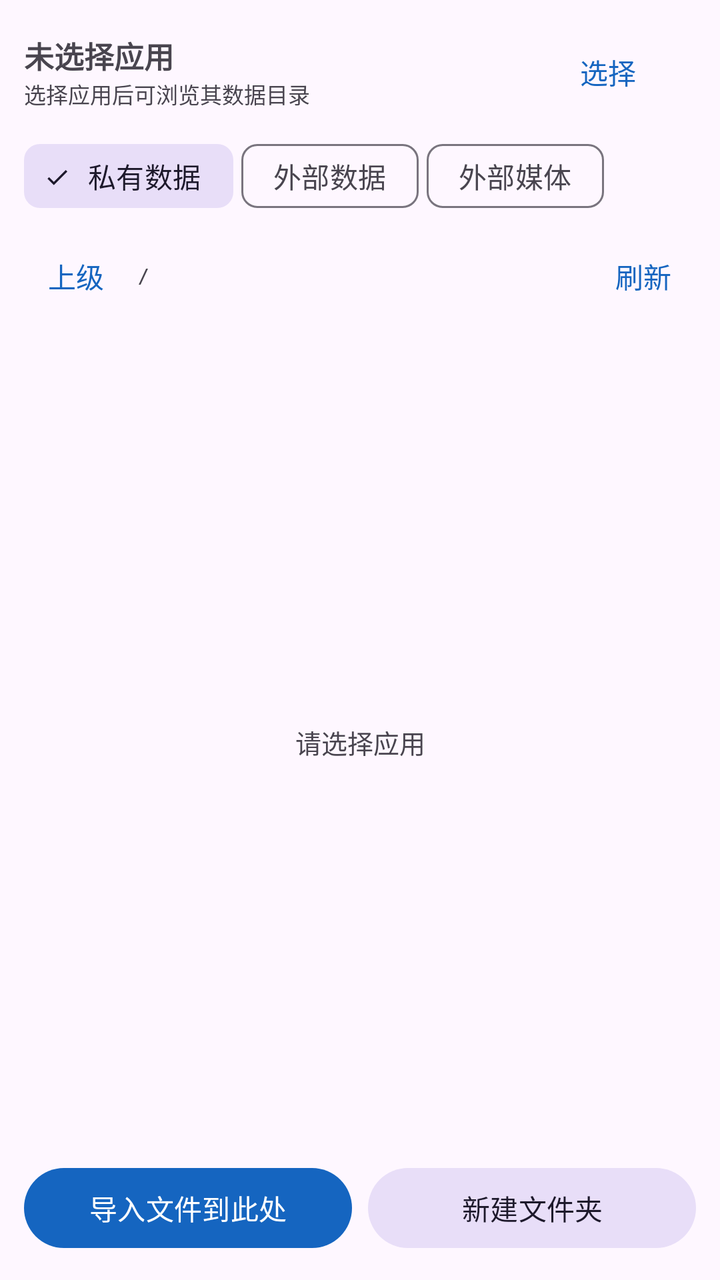
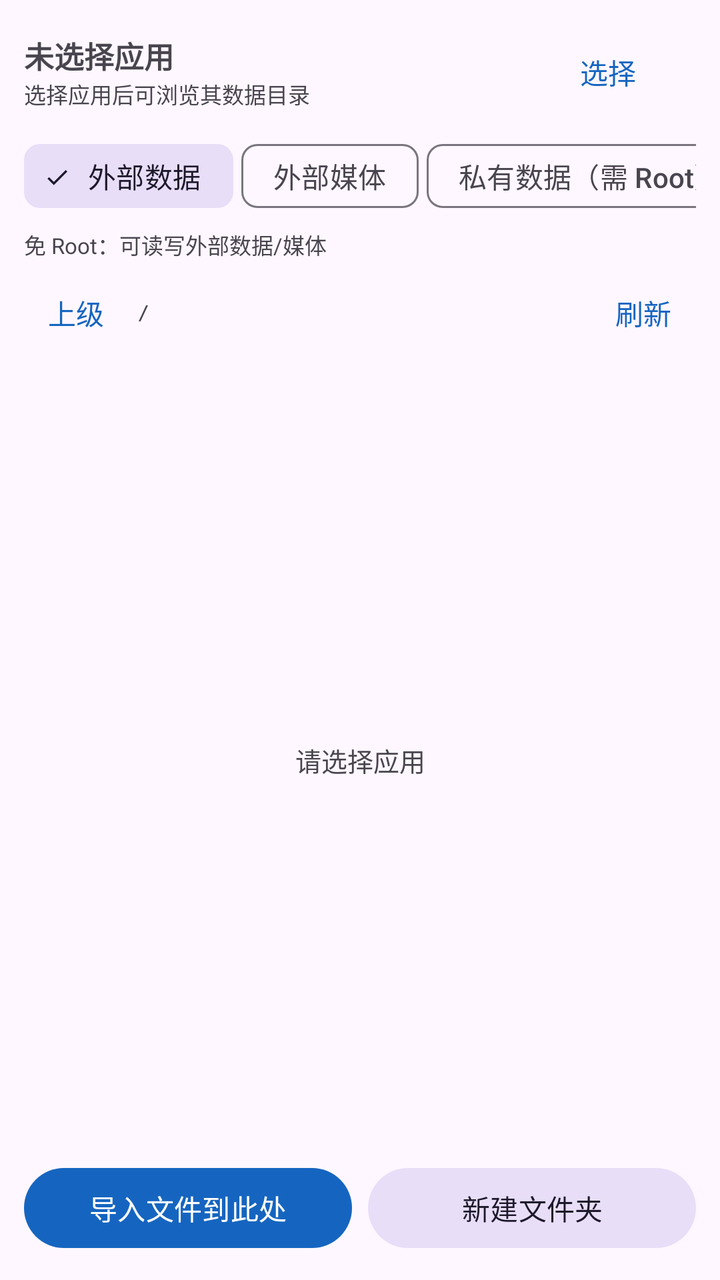

Two renders of the same Android screen: before a commit and after it. Below are the layout's source before the change and the commit's diff.
<!-- AndroidManifest.xml: application theme Theme.AppFileMonitor -->
<!-- res/layout/fragment_files.xml -->
<?xml version="1.0" encoding="utf-8"?>
<LinearLayout xmlns:android="http://schemas.android.com/apk/res/android"
    xmlns:app="http://schemas.android.com/apk/res-auto"
    android:layout_width="match_parent"
    android:layout_height="match_parent"
    android:orientation="vertical"
    android:padding="12dp">

    <LinearLayout
        android:layout_width="match_parent"
        android:layout_height="wrap_content"
        android:gravity="center_vertical"
        android:orientation="horizontal">

        <LinearLayout
            android:layout_width="0dp"
            android:layout_height="wrap_content"
            android:layout_weight="1"
            android:orientation="vertical">

            <TextView
                android:id="@+id/tvApp"
                android:layout_width="match_parent"
                android:layout_height="wrap_content"
                android:text="未选择应用"
                android:textSize="15sp"
                android:textStyle="bold" />

            <TextView
                android:id="@+id/tvAppPkgFiles"
                android:layout_width="match_parent"
                android:layout_height="wrap_content"
                android:text="选择应用后可浏览其数据目录"
                android:textColor="?attr/colorOnSurfaceVariant"
                android:textSize="11sp" />
        </LinearLayout>

        <com.google.android.material.button.MaterialButton
            android:id="@+id/btnPick"
            style="@style/Widget.Material3.Button.TextButton"
            android:layout_width="wrap_content"
            android:layout_height="wrap_content"
            android:text="选择" />
    </LinearLayout>

    <HorizontalScrollView
        android:layout_width="match_parent"
        android:layout_height="wrap_content"
        android:layout_marginTop="4dp"
        android:scrollbars="none">

        <com.google.android.material.chip.ChipGroup
            android:id="@+id/rootChips"
            android:layout_width="wrap_content"
            android:layout_height="wrap_content"
            app:chipSpacingHorizontal="4dp"
            app:selectionRequired="true"
            app:singleSelection="true">

            <com.google.android.material.chip.Chip
                android:id="@+id/chipPrivate"
                style="@style/Widget.Material3.Chip.Filter"
                android:layout_width="wrap_content"
                android:layout_height="wrap_content"
                android:checked="true"
                android:text="私有数据" />

            <com.google.android.material.chip.Chip
                android:id="@+id/chipExtData"
                style="@style/Widget.Material3.Chip.Filter"
                android:layout_width="wrap_content"
                android:layout_height="wrap_content"
                android:text="外部数据" />

            <com.google.android.material.chip.Chip
                android:id="@+id/chipExtMedia"
                style="@style/Widget.Material3.Chip.Filter"
                android:layout_width="wrap_content"
                android:layout_height="wrap_content"
                android:text="外部媒体" />
        </com.google.android.material.chip.ChipGroup>
    </HorizontalScrollView>

    <LinearLayout
        android:layout_width="match_parent"
        android:layout_height="wrap_content"
        android:layout_marginTop="2dp"
        android:gravity="center_vertical"
        android:orientation="horizontal">

        <com.google.android.material.button.MaterialButton
            android:id="@+id/btnUp"
            style="@style/Widget.Material3.Button.TextButton"
            android:layout_width="wrap_content"
            android:layout_height="wrap_content"
            android:minWidth="0dp"
            android:text="上级" />

        <TextView
            android:id="@+id/tvPath"
            android:layout_width="0dp"
            android:layout_height="wrap_content"
            android:layout_marginStart="4dp"
            android:layout_weight="1"
            android:ellipsize="start"
            android:fontFamily="monospace"
            android:singleLine="true"
            android:text="/"
            android:textColor="?attr/colorOnSurfaceVariant"
            android:textSize="11sp" />

        <com.google.android.material.button.MaterialButton
            android:id="@+id/btnRefresh"
            style="@style/Widget.Material3.Button.TextButton"
            android:layout_width="wrap_content"
            android:layout_height="wrap_content"
            android:minWidth="0dp"
            android:text="刷新" />
    </LinearLayout>

    <FrameLayout
        android:layout_width="match_parent"
        android:layout_height="0dp"
        android:layout_weight="1">

        <androidx.recyclerview.widget.RecyclerView
            android:id="@+id/fileList"
            android:layout_width="match_parent"
            android:layout_height="match_parent" />

        <TextView
            android:id="@+id/tvFilesEmpty"
            android:layout_width="match_parent"
            android:layout_height="match_parent"
            android:gravity="center"
            android:padding="24dp"
            android:text="请选择应用"
            android:textColor="?attr/colorOnSurfaceVariant"
            android:textSize="13sp" />
    </FrameLayout>

    <LinearLayout
        android:layout_width="match_parent"
        android:layout_height="wrap_content"
        android:orientation="horizontal">

        <com.google.android.material.button.MaterialButton
            android:id="@+id/btnImport"
            android:layout_width="0dp"
            android:layout_height="wrap_content"
            android:layout_weight="1"
            android:text="导入文件到此处" />

        <com.google.android.material.button.MaterialButton
            android:id="@+id/btnMkdir"
            style="@style/Widget.Material3.Button.TonalButton"
            android:layout_width="0dp"
            android:layout_height="wrap_content"
            android:layout_marginStart="8dp"
            android:layout_weight="1"
            android:text="新建文件夹" />
    </LinearLayout>

</LinearLayout>
<!-- resources referenced by this layout -->
<resources>
  <style name="Theme.AppFileMonitor" parent="Theme.Material3.DayNight.NoActionBar">
          <item name="colorPrimary">@color/brand</item>
          <item name="colorOnPrimary">@color/white</item>
          <item name="colorPrimaryContainer">#D6E4FF</item>
          <item name="colorOnPrimaryContainer">#001B3F</item>
          <item name="android:statusBarColor">@color/brand_dark</item>
          <item name="android:windowLightStatusBar">false</item>
      </style>
  <color name="brand">#1565C0</color>
  <color name="white">#FFFFFF</color>
  <color name="brand_dark">#0D47A1</color>
</resources>

<!-- the commit's change to res/layout/fragment_files.xml (unified diff, before → after) -->
@@ -58,18 +58,11 @@
             app:singleSelection="true">
 
             <com.google.android.material.chip.Chip
-                android:id="@+id/chipPrivate"
+                android:id="@+id/chipExtData"
                 style="@style/Widget.Material3.Chip.Filter"
                 android:layout_width="wrap_content"
                 android:layout_height="wrap_content"
                 android:checked="true"
-                android:text="私有数据" />
-
-            <com.google.android.material.chip.Chip
-                android:id="@+id/chipExtData"
-                style="@style/Widget.Material3.Chip.Filter"
-                android:layout_width="wrap_content"
-                android:layout_height="wrap_content"
                 android:text="外部数据" />
 
             <com.google.android.material.chip.Chip
@@ -78,8 +71,24 @@
                 android:layout_width="wrap_content"
                 android:layout_height="wrap_content"
                 android:text="外部媒体" />
+
+            <com.google.android.material.chip.Chip
+                android:id="@+id/chipPrivate"
+                style="@style/Widget.Material3.Chip.Filter"
+                android:layout_width="wrap_content"
+                android:layout_height="wrap_content"
+                android:text="私有数据（需 Root）" />
         </com.google.android.material.chip.ChipGroup>
     </HorizontalScrollView>
+
+    <TextView
+        android:id="@+id/tvCapability"
+        android:layout_width="match_parent"
+        android:layout_height="wrap_content"
+        android:layout_marginTop="2dp"
+        android:text="免 Root：可读写外部数据/媒体"
+        android:textColor="?attr/colorOnSurfaceVariant"
+        android:textSize="11sp" />
 
     <LinearLayout
         android:layout_width="match_parent"
